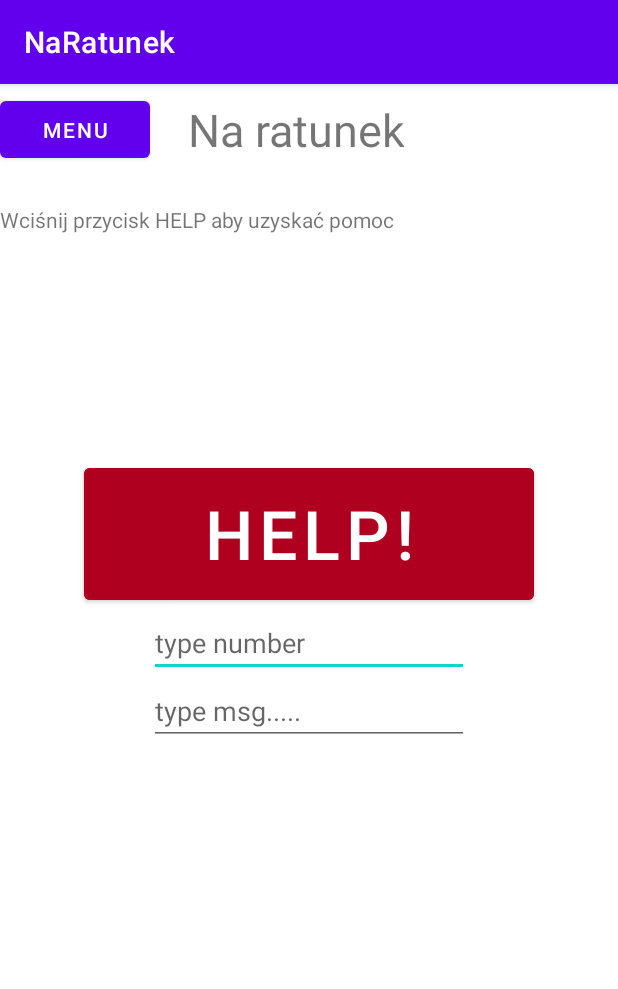
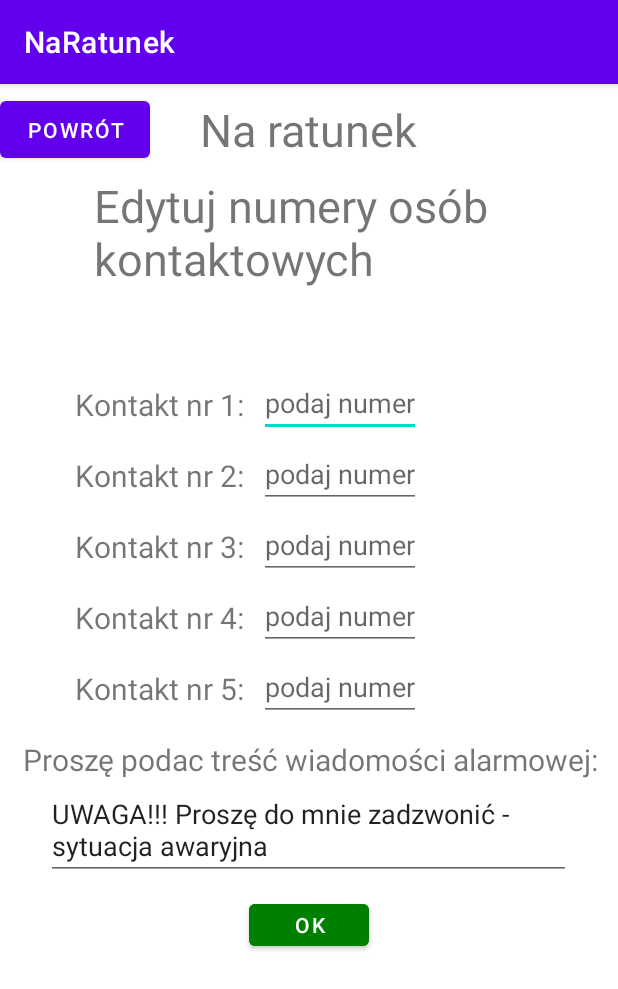
Before and after one commit to gromaniecki/SMS_Ratunek, an Android app: the screen it shows after launch (MainActivity before the commit, Main_Menu after it), after a tap on "MENU", on a phone screen of 412 x 824 dp. Shown: the top 989 px of the screen. Run offline under Robolectric (Android 15) with nearby library versions, the phone set to English and light mode, and no system bars.

Commit message:
Menu i powrot

```diff
--- a/src/main/java/gromaniecki/example/sms_ratunek/MainActivity.java
+++ b/src/main/java/gromaniecki/example/sms_ratunek/MainActivity.java
@@ -45,4 +45,11 @@ public class MainActivity extends AppCompatActivity {
         mySmsManager.sendTextMessage(number, null, message,null,null);
 
     }
+
+    public void openMain_Menu (View view){
+        Intent intent = new Intent (this, Main_Menu.class);
+        startActivity(intent);
+    }
+
+
 }
--- a/src/main/res/layout/activity_main.xml
+++ b/src/main/res/layout/activity_main.xml
@@ -1,7 +1,6 @@
 <?xml version="1.0" encoding="utf-8"?>
 <RelativeLayout xmlns:android="http://schemas.android.com/apk/res/android"
     xmlns:tools="http://schemas.android.com/tools"
-    android:id="@+id/panic"
     android:layout_width="match_parent"
     android:layout_height="match_parent"
     android:layout_marginTop="0dp"
@@ -24,7 +23,7 @@
         android:layout_height="50dp"
         android:layout_marginTop="5dp"
         android:text="@string/menu"
-        android:onClick="openListaKontakow"
+        android:onClick="openMain_Menu"
         />
     <TextView
         android:id="@+id/subtittle"
--- a/src/main/res/layout/activity_main_menu.xml
+++ b/src/main/res/layout/activity_main_menu.xml
@@ -13,9 +13,8 @@
         android:layout_width="100dp"
         android:layout_height="50dp"
         android:layout_marginTop="5dp"
-        android:text="Powrót"
         android:onClick="go_back"
-        />
+        android:text="@string/powr_t" />
     <TextView
         android:id="@+id/menutittle"
         android:layout_width="wrap_content"
@@ -32,7 +31,7 @@
         android:layout_centerHorizontal="true"
         android:layout_marginStart="125dp"
         android:layout_marginTop="10dp"
-        android:text="Edytuj numery osób kontaktowych"
+        android:text="@string/edytuj_numery_os_b_kontaktowych"
         android:layout_below="@id/menutittle"
         android:textSize="30sp"
         />
--- a/src/main/res/values/strings.xml
+++ b/src/main/res/values/strings.xml
@@ -17,4 +17,6 @@
 
     <string name="hello_first_fragment">Hello first fragment</string>
     <string name="hello_second_fragment">Hello second fragment. Arg: %1$s</string>
+    <string name="powr_t">Powrót</string>
+    <string name="edytuj_numery_os_b_kontaktowych">Edytuj numery osób kontaktowych</string>
 </resources>
```
Also changed, not shown: build.gradle (+4 -20 lines), src/main/java/gromaniecki/example/sms_ratunek/Main_Menu.java (+8 -0 lines).
